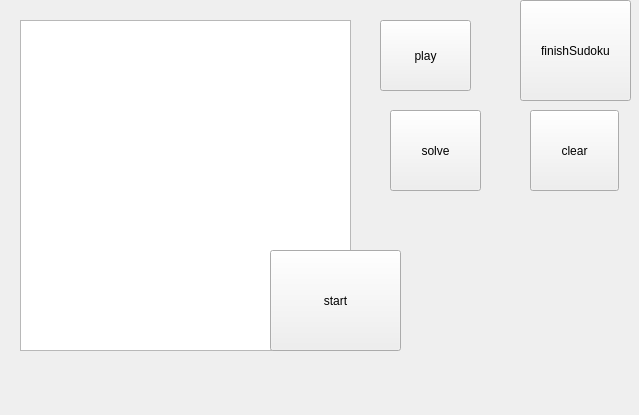
Above: mainwindow.ui from hochunlin28/Sudoku before the change. Below: the same form after it.
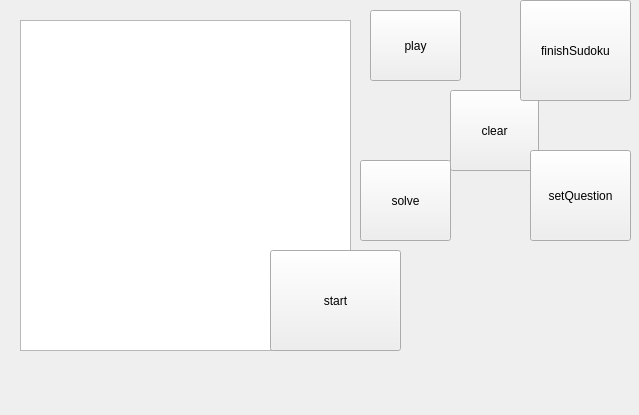
That is the form after the change. Icons and pictures are not drawn.

```diff
--- a/mainwindow.ui
+++ b/mainwindow.ui
@@ -20,8 +20,8 @@
    <widget class="QPushButton" name="play">
     <property name="geometry">
      <rect>
-      <x>380</x>
-      <y>20</y>
+      <x>370</x>
+      <y>10</y>
       <width>91</width>
       <height>71</height>
      </rect>
@@ -55,8 +55,8 @@
    <widget class="QPushButton" name="clear">
     <property name="geometry">
      <rect>
-      <x>530</x>
-      <y>110</y>
+      <x>450</x>
+      <y>90</y>
       <width>89</width>
       <height>81</height>
      </rect>
@@ -87,8 +87,8 @@
    <widget class="QPushButton" name="solve">
     <property name="geometry">
      <rect>
-      <x>390</x>
-      <y>110</y>
+      <x>360</x>
+      <y>160</y>
       <width>91</width>
       <height>81</height>
      </rect>
@@ -103,8 +103,8 @@
    <widget class="QWidget" name="widget" native="true">
     <property name="geometry">
      <rect>
-      <x>410</x>
-      <y>210</y>
+      <x>450</x>
+      <y>240</y>
       <width>181</width>
       <height>171</height>
      </rect>
@@ -129,6 +129,22 @@
      <string>start</string>
     </property>
    </widget>
+   <widget class="QPushButton" name="setQuestion">
+    <property name="geometry">
+     <rect>
+      <x>530</x>
+      <y>150</y>
+      <width>101</width>
+      <height>91</height>
+     </rect>
+    </property>
+    <property name="styleSheet">
+     <string notr="true">border-image: url(:/resource/8.png);</string>
+    </property>
+    <property name="text">
+     <string>setQuestion</string>
+    </property>
+   </widget>
   </widget>
  </widget>
  <layoutdefault spacing="6" margin="11"/>
```
